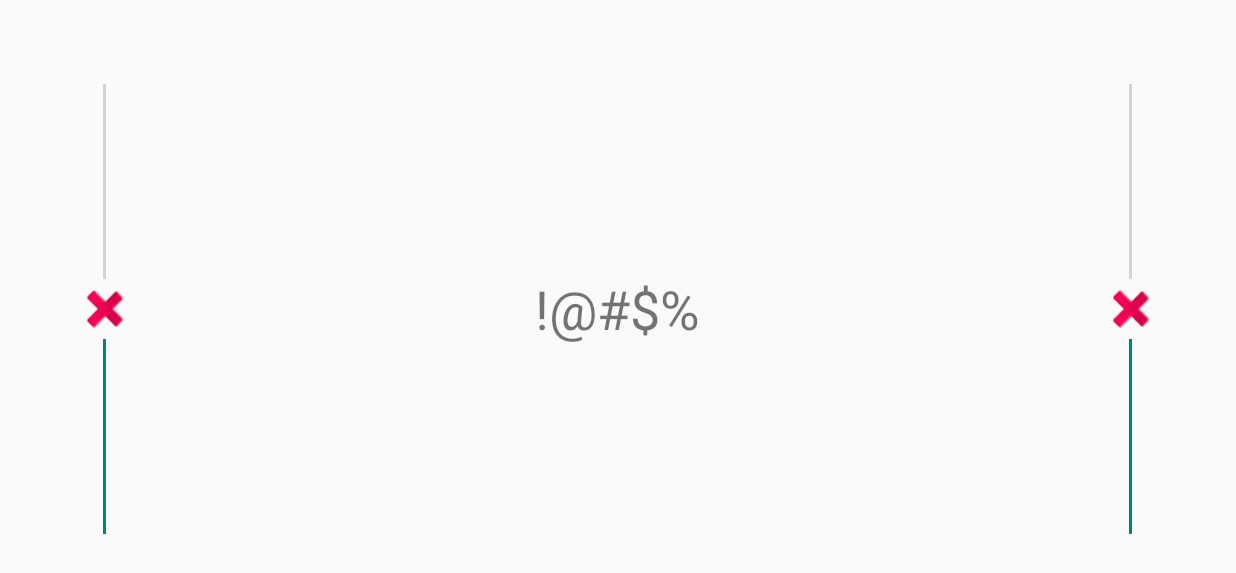
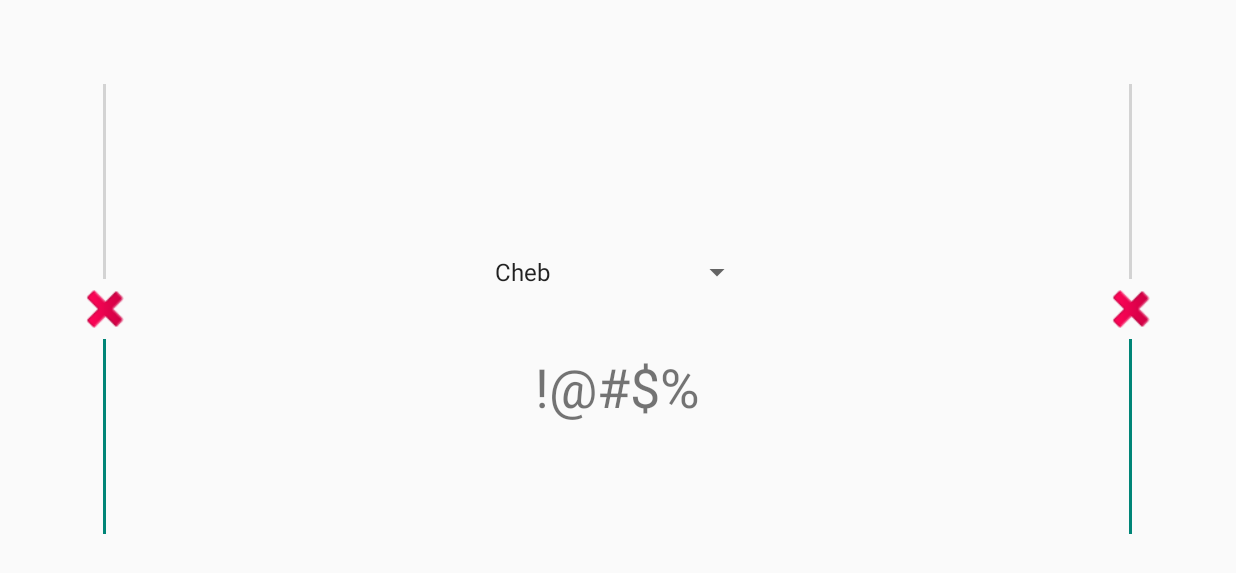
Before and after one commit to chebTS/IOTeKreative, an Android app: the screen it shows after launch (MainActivity), on a phone screen of 824 x 412 dp (held sideways). Shown: the top 573 px of the screen. Run offline under Robolectric (Android 15) with nearby library versions, the phone set to English and light mode, and no system bars; our stand-ins replace Firebase (no records; nobody signed in at launch, a user with empty details on screens opened directly).

Commit message:
App ready

```diff
--- a/app/src/main/java/com/ekreative/iotekreative/activities/MainActivity.java
+++ b/app/src/main/java/com/ekreative/iotekreative/activities/MainActivity.java
@@ -3,7 +3,11 @@ package com.ekreative.iotekreative.activities;
 import android.os.Bundle;
 import android.support.v7.app.AppCompatActivity;
 import android.util.Log;
+import android.view.View;
+import android.widget.AdapterView;
+import android.widget.ArrayAdapter;
 import android.widget.SeekBar;
+import android.widget.Spinner;
 
 import com.ekreative.iotekreative.R;
 import com.ekreative.iotekreative.views.VerticalSeekBar;
@@ -16,19 +20,65 @@ public class MainActivity extends AppCompatActivity {
     private DatabaseReference databaseReference;
     private DatabaseReference referenceLeft;
     private DatabaseReference referenceRight;
-    private final String LEFT_MOTOR = "motor_l";
-    private final String RIGHT_MOTOR = "motor_r";
+    private final String LEFT_MOTOR_0 = "motor_l";
+    private final String RIGHT_MOTOR_0 = "motor_r";
+    private final String LEFT_MOTOR_1 = "motor_l_1";
+    private final String RIGHT_MOTOR_1 = "motor_r_1";
+    private final String LEFT_MOTOR_2 = "motor_l_2";
+    private final String RIGHT_MOTOR_2 = "motor_r_2";
     private final int ZERO = 255;
 
+
+    protected void changeRobot(int i) {
+        Log.i(TAG, "changeRobot: "  + i);
+        switch (i){
+            default:
+            case 0:
+                referenceLeft = FirebaseDatabase.getInstance().getReference().child(LEFT_MOTOR_0);
+                referenceRight = FirebaseDatabase.getInstance().getReference().child(RIGHT_MOTOR_0);
+                break;
+            case 1:
+                referenceLeft = FirebaseDatabase.getInstance().getReference().child(LEFT_MOTOR_1);
+                referenceRight = FirebaseDatabase.getInstance().getReference().child(RIGHT_MOTOR_1);
+                break;
+            case 2:
+                referenceLeft = FirebaseDatabase.getInstance().getReference().child(LEFT_MOTOR_2);
+                referenceRight = FirebaseDatabase.getInstance().getReference().child(RIGHT_MOTOR_2);
+                break;
+        }
+    }
 
     @Override
     protected void onCreate(Bundle savedInstanceState) {
         super.onCreate(savedInstanceState);
         setContentView(R.layout.activity_main);
         databaseReference = FirebaseDatabase.getInstance().getReference();
-        referenceLeft = FirebaseDatabase.getInstance().getReference().child(LEFT_MOTOR);
-        referenceRight = FirebaseDatabase.getInstance().getReference().child(RIGHT_MOTOR);
-        final VerticalSeekBar left = (VerticalSeekBar)findViewById(R.id.left);
+        changeRobot(0);
+        setUpSpinner();
+        setUpProgressBars();
+    }
+
+    protected void setUpSpinner(){
+        Spinner spinner = (Spinner) findViewById(R.id.spinner);
+        ArrayAdapter<CharSequence> adapter = ArrayAdapter.createFromResource(this,
+                R.array.robots, android.R.layout.simple_spinner_item);
+        adapter.setDropDownViewResource(android.R.layout.simple_spinner_dropdown_item);
+        spinner.setAdapter(adapter);
+        spinner.setOnItemSelectedListener(new AdapterView.OnItemSelectedListener() {
+            @Override
+            public void onItemSelected(AdapterView<?> adapterView, View view, int i, long l) {
+                changeRobot(i);
+            }
+
+            @Override
+            public void onNothingSelected(AdapterView<?> adapterView) {
+
+            }
+        });
+    }
+
+    private void setUpProgressBars(){
+        final VerticalSeekBar left = (VerticalSeekBar) findViewById(R.id.left);
         left.setOnSeekBarChangeListener(new SeekBar.OnSeekBarChangeListener() {
             @Override
             public void onProgressChanged(SeekBar seekBar, int i, boolean isFromUser) {
@@ -46,11 +96,11 @@ public class MainActivity extends AppCompatActivity {
                 Log.i(TAG, "onStopTrackingTouch LEFT");
                 left.setProgress(ZERO);
                 left.updateThumb();
-                referenceLeft.setValue(ZERO);
+                referenceLeft.setValue(0);
             }
         });
 
-        final VerticalSeekBar right = (VerticalSeekBar)findViewById(R.id.right);
+        final VerticalSeekBar right = (VerticalSeekBar) findViewById(R.id.right);
         right.setOnSeekBarChangeListener(new SeekBar.OnSeekBarChangeListener() {
             @Override
             public void onProgressChanged(SeekBar seekBar, int i, boolean isFromUser) {
@@ -68,7 +118,7 @@ public class MainActivity extends AppCompatActivity {
                 Log.i(TAG, "onStopTrackingTouch RIGHT");
                 right.setProgress(ZERO);
                 right.updateThumb();
-                referenceRight.setValue(ZERO);
+                referenceRight.setValue(0);
             }
         });
     }
--- a/app/src/main/res/layout/activity_main.xml
+++ b/app/src/main/res/layout/activity_main.xml
@@ -27,7 +27,13 @@
             android:layout_gravity="center"
             android:layout_weight="1"
             android:gravity="center"
-            android:orientation="horizontal">
+            android:orientation="vertical">
+
+            <Spinner
+                android:layout_margin="40dp"
+                android:id="@+id/spinner"
+                android:layout_width="180dp"
+                android:layout_height="wrap_content" />
 
             <TextView
                 android:textSize="36sp"
--- a/app/src/main/res/values/strings.xml
+++ b/app/src/main/res/values/strings.xml
@@ -1,3 +1,8 @@
 <resources>
     <string name="app_name">IOTeKreative</string>
+    <string-array name="robots">
+        <item>Cheb</item>
+        <item>Gary</item>
+        <item>Kirill</item>
+    </string-array>
 </resources>
```
